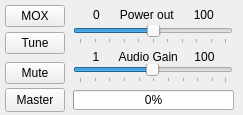
Qt form trunk/src/QtRadio/ctl.ui (alexlee188/ghpsdr3-alex) before a commit.
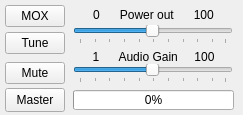
The same form after that commit.

Commit message: Tune not allowed below 1% level

```diff
--- a/trunk/src/QtRadio/ctl.ui
+++ b/trunk/src/QtRadio/ctl.ui
@@ -66,6 +66,9 @@
    <property name="focusPolicy">
     <enum>Qt::NoFocus</enum>
    </property>
+   <property name="minimum">
+    <number>1</number>
+   </property>
    <property name="maximum">
     <number>100</number>
    </property>
```
The commit also changes 1 other file.
